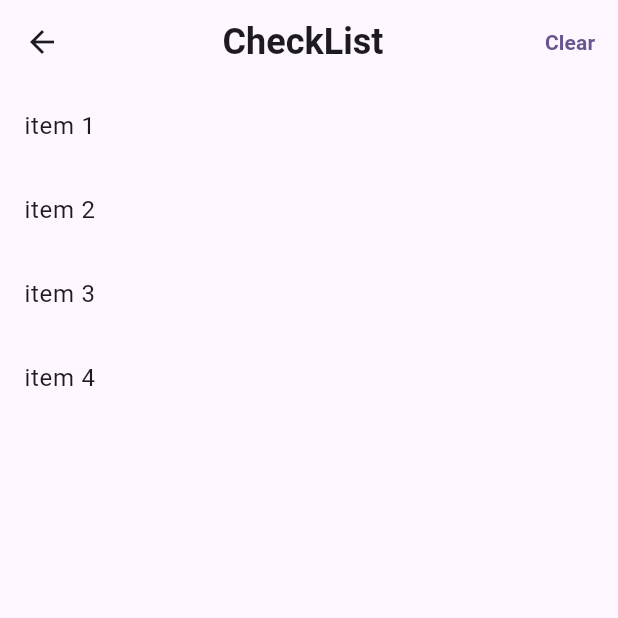
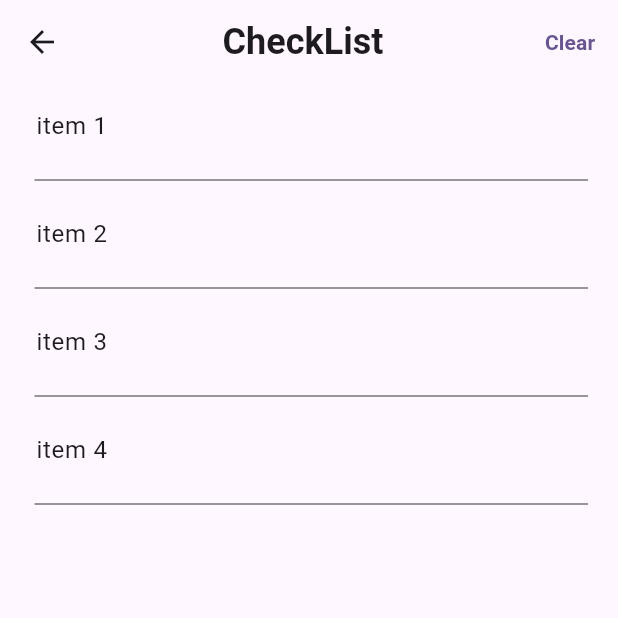
Before and after one commit to tejasvmodi/wedding_planning, a Flutter app: the CheckList screen opened directly, on a phone screen of 412 x 824 dp, the top half of it. Run offline on Flutter 3.47's test engine with Material 2 defaults, Android fonts, the phone set to English and light mode, and no system bars; our stand-ins replace carousel_slider, dots_indicator, icons_plus.

Commit message:
commit at 21:48  26-11-2023

```diff
--- a/lib/screens/Pages/checklist.dart
+++ b/lib/screens/Pages/checklist.dart
@@ -49,8 +49,15 @@
       ),
       body: ListView.builder(
           itemBuilder: (context, index) {
-            return ListTile(
-              title: Text(choice[index]),
+            return Column(
+              mainAxisAlignment: MainAxisAlignment.start,
+              children: [
+
+                ListTile(
+                  title: Padding(
+                    padding: const EdgeInsets.only(left: 8),
+                    child: Text(choice[index]),
+                  ),
                   tileColor: items[index] ? Colors.grey : null,
                   trailing: items[index] ? const Icon(Bootstrap.check) : null,
                   onTap: () {
@@ -58,6 +65,13 @@
                       _toggleremover(index);
                     }
                   },
+                ),
+                 SizedBox(
+                  // width: ,
+                  child: Divider(endIndent: 20,indent: 23,color: Colors.grey.shade600,),
+                )
+              ],
+
             );
           },
           itemCount: choice.length),
--- a/lib/screens/Pages/home.dart
+++ b/lib/screens/Pages/home.dart
@@ -68,11 +68,11 @@
               child: Row(
                 children: [
                   MyCard(
-                      imageUrl: "assets/images/indianwedding.png",
+                      imageUrl: "assets/images/venue.png",
                       text: "venue",
                       className: "HomePage"),
                   MyCard(
-                      imageUrl: "assets/images/indianwedding2.png",
+                      imageUrl: "assets/images/catering.png",
                       text: "catering",
                       className: "HomePage"),
                   MyCard(
@@ -80,7 +80,7 @@
                       text: "photography",
                       className: "HomePage"),
                   MyCard(
-                      imageUrl: "assets/images/weeding.png",
+                      imageUrl: "assets/images/decoration.png",
                       text: "decor",
                       className: "HomePage"),
                 ],
```
Lines whose indentation alone changed are shown as unchanged.
